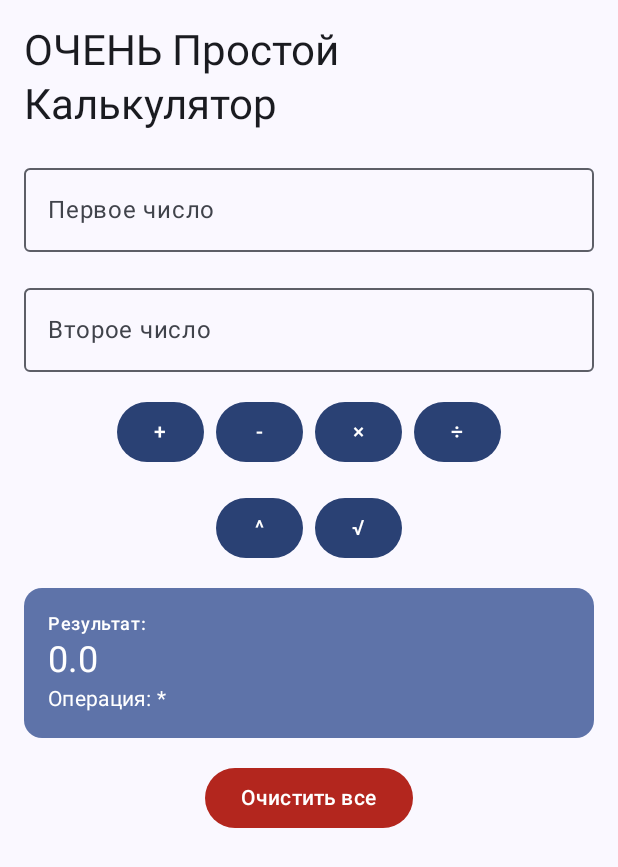
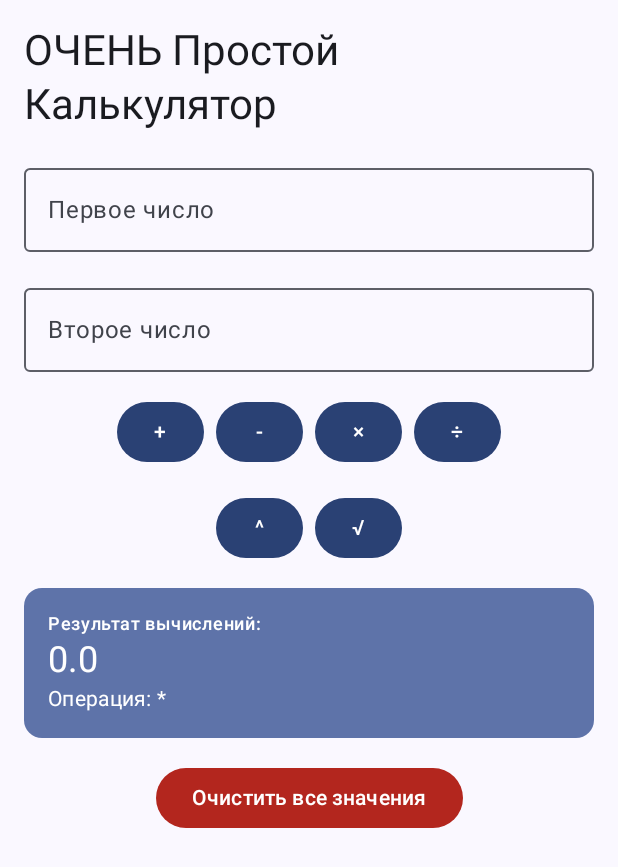
Before and after one commit to NymiKo/AppForTests, an Android app built with Jetpack Compose: the screen it shows after launch (MainActivity), after a tap on an icon or button, on a phone screen of 412 x 824 dp. Shown: the top 867 px of the screen. Run offline under Robolectric (Android 15) with nearby library versions, the phone set to English and light mode, and no system bars.

Commit message:
Update MainActivity logic

```diff
--- a/app/src/main/java/com/example/appfortests/MainActivity.kt
+++ b/app/src/main/java/com/example/appfortests/MainActivity.kt
@@ -177,7 +177,7 @@ fun CalculatorScreen() {
                     modifier = Modifier.padding(16.dp)
                 ) {
                     Text(
-                        text = "Результат:",
+                        text = "Результат вычислений:",
                         style = MaterialTheme.typography.labelMedium
                     )
                     Text(
@@ -205,7 +205,7 @@ fun CalculatorScreen() {
                 containerColor = MaterialTheme.colorScheme.error
             )
         ) {
-            Text("Очистить все")
+            Text("Очистить все значения")
         }
     }
 }
```
